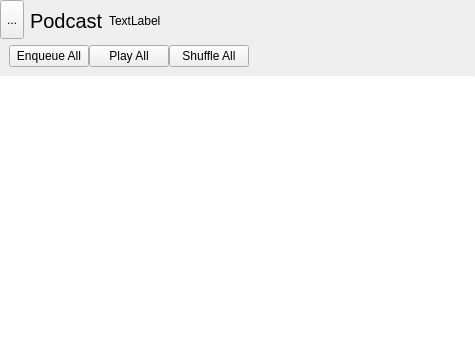
First picture: the form in plugins/PodcastPlugin/widgets/podcastlistingwidget.ui, repository theCheeseboard/theBeat, before the edit.
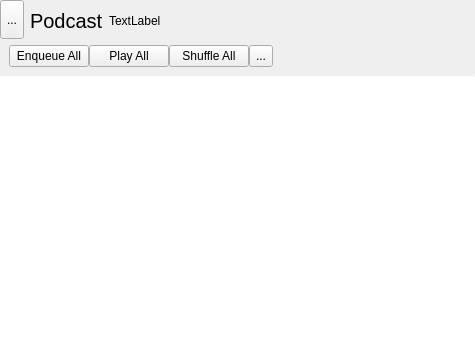
Second picture: the form after the edit. Icons and pictures are not drawn.

Patch:
```diff
--- a/plugins/PodcastPlugin/widgets/podcastlistingwidget.ui
+++ b/plugins/PodcastPlugin/widgets/podcastlistingwidget.ui
@@ -185,6 +185,26 @@
            </property>
           </widget>
          </item>
+         <item>
+          <widget class="QToolButton" name="menuButton">
+           <property name="sizePolicy">
+            <sizepolicy hsizetype="Preferred" vsizetype="Preferred">
+             <horstretch>0</horstretch>
+             <verstretch>0</verstretch>
+            </sizepolicy>
+           </property>
+           <property name="text">
+            <string notr="true">...</string>
+           </property>
+           <property name="icon">
+            <iconset theme="application-menu">
+             <normaloff>../../../application</normaloff>../../../application</iconset>
+           </property>
+           <property name="popupMode">
+            <enum>QToolButton::InstantPopup</enum>
+           </property>
+          </widget>
+         </item>
          <item>
           <spacer name="horizontalSpacer">
            <property name="orientation">
```
